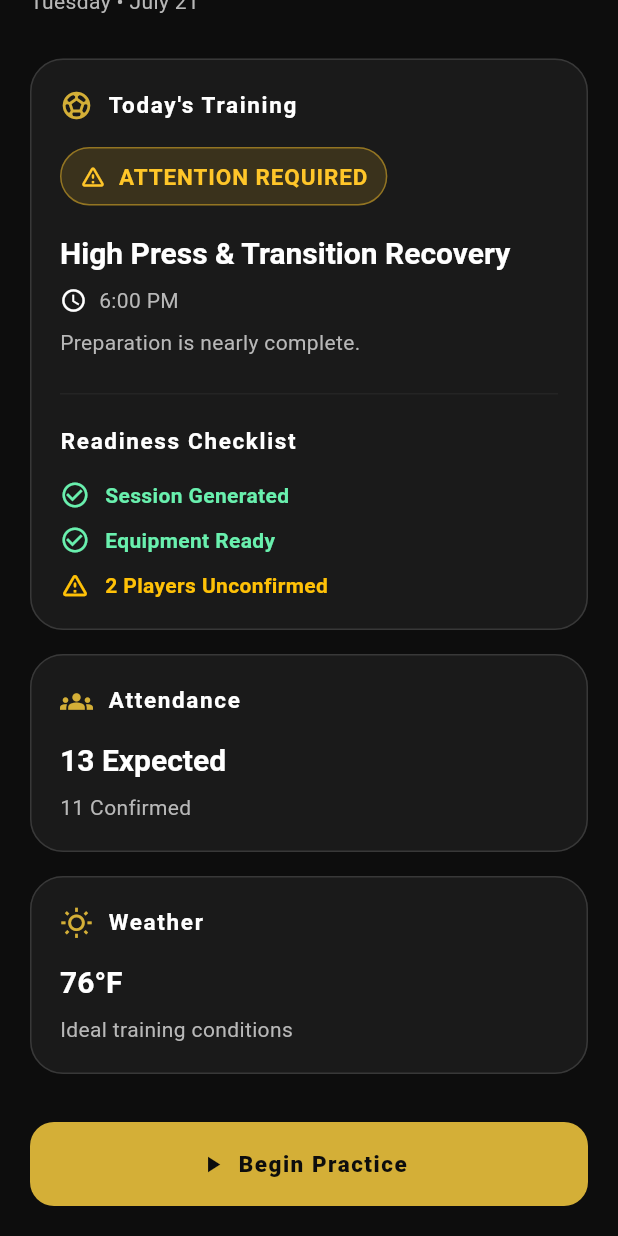
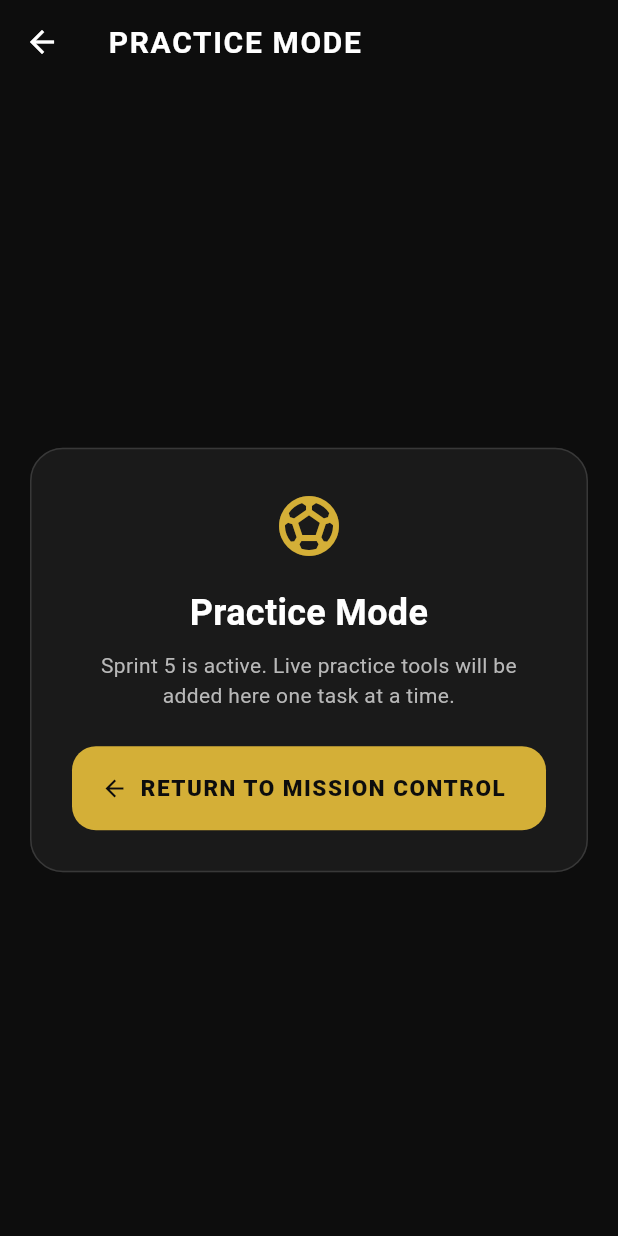
Before and after one commit to stevethompson54-star/panther_os, a Flutter app: the screen it shows after launch, scrolled down 173 dp, after a tap on "Begin Practice", on a phone screen of 412 x 824 dp. Run offline on Flutter 3.47's test engine with Material 3 defaults, Android fonts, the phone set to English and light mode, and no system bars.

Commit message:
Sprint 5 Task 1 - Add Practice Mode navigation

```diff
--- a/lib/core/app/app.dart
+++ b/lib/core/app/app.dart
@@ -1,6 +1,7 @@
 import 'package:flutter/material.dart';
 
 import '../../features/home/home_screen.dart';
+import '../../features/practice/practice_screen.dart';
 import '../theme/panther_theme.dart';
 
 class PantherApp extends StatelessWidget {
@@ -12,7 +13,15 @@ class PantherApp extends StatelessWidget {
       title: 'PantherOS',
       debugShowCheckedModeBanner: false,
       theme: PantherTheme.dark,
-      home: const HomeScreen(),
+
+      // Initial screen
+      initialRoute: '/',
+
+      // App routes
+      routes: {
+        '/': (context) => const HomeScreen(),
+        '/practice': (context) => const PracticeScreen(),
+      },
     );
   }
 }
--- a/lib/features/home/home_screen.dart
+++ b/lib/features/home/home_screen.dart
@@ -262,6 +262,7 @@ class HomeScreen extends StatelessWidget {
   icon: Icons.play_arrow,
   onPressed: () {
     debugPrint('Begin Practice pressed');
+    Navigator.of(context).pushNamed('/practice');
   },
 ),
                 ],
--- /dev/null
+++ b/lib/features/practice/practice_screen.dart
@@ -0,0 +1,61 @@
+import 'package:flutter/material.dart';
+
+class PracticeScreen extends StatelessWidget {
+  const PracticeScreen({super.key});
+
+  @override
+  Widget build(BuildContext context) {
+    final theme = Theme.of(context);
+
+    return Scaffold(
+      appBar: AppBar(
+        title: const Text('PRACTICE MODE'),
+      ),
+      body: SafeArea(
+        child: Center(
+          child: Padding(
+            padding: const EdgeInsets.all(20),
+            child: ConstrainedBox(
+              constraints: const BoxConstraints(maxWidth: 720),
+              child: Card(
+                child: Padding(
+                  padding: const EdgeInsets.all(28),
+                  child: Column(
+                    mainAxisSize: MainAxisSize.min,
+                    children: [
+                      Icon(
+                        Icons.sports_soccer,
+                        size: 48,
+                        color: theme.colorScheme.primary,
+                      ),
+                      const SizedBox(height: 18),
+                      Text(
+                        'Practice Mode',
+                        style: theme.textTheme.headlineMedium,
+                        textAlign: TextAlign.center,
+                      ),
+                      const SizedBox(height: 10),
+                      Text(
+                        'Sprint 5 is active. Live practice tools will be added here one task at a time.',
+                        style: theme.textTheme.bodyMedium,
+                        textAlign: TextAlign.center,
+                      ),
+                      const SizedBox(height: 24),
+                      FilledButton.icon(
+                        onPressed: () {
+                          Navigator.of(context).pop();
+                        },
+                        icon: const Icon(Icons.arrow_back),
+                        label: const Text('RETURN TO MISSION CONTROL'),
+                      ),
+                    ],
+                  ),
+                ),
+              ),
+            ),
+          ),
+        ),
+      ),
+    );
+  }
+}
```
Lines whose indentation alone changed are shown as unchanged.
